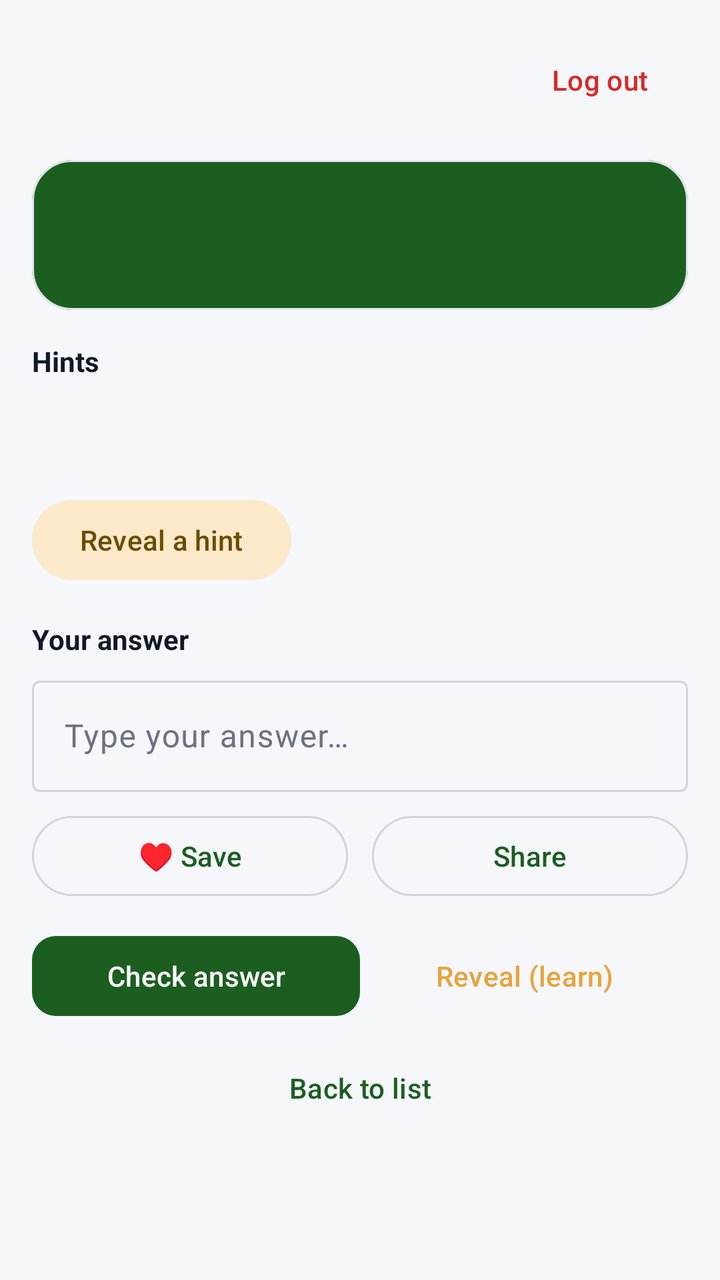
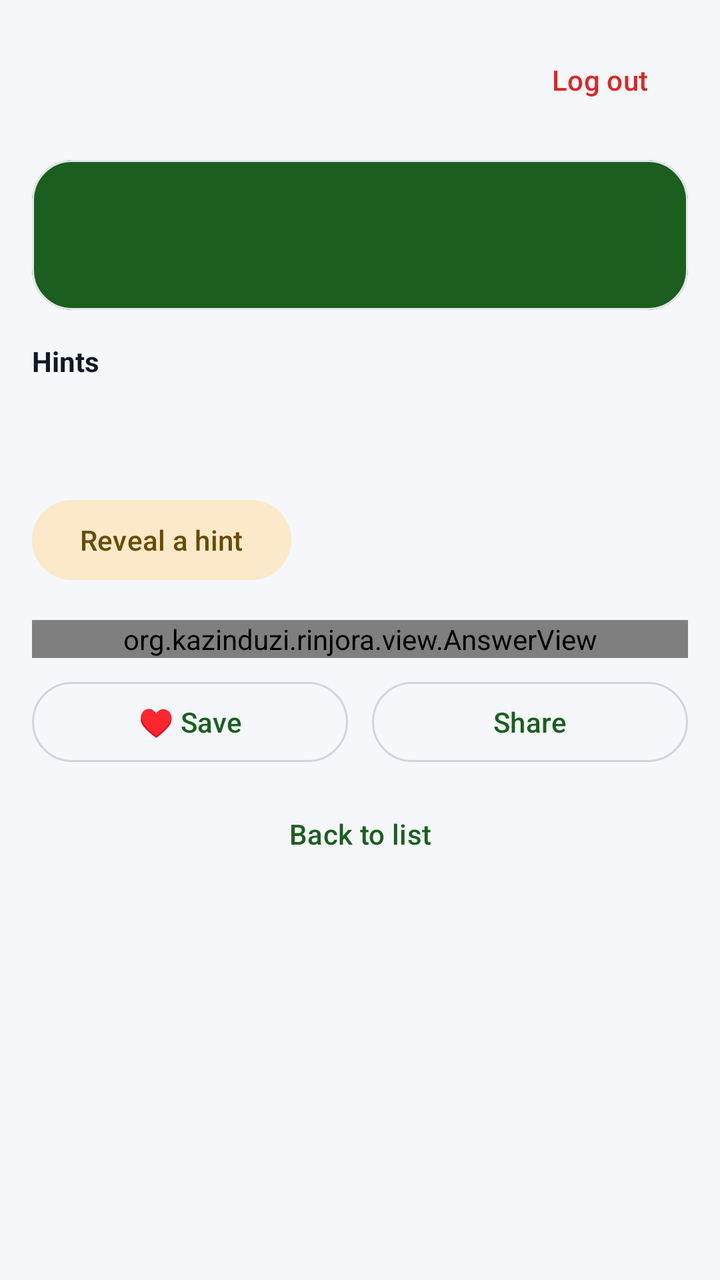

Before-and-after screenshots of an Android layout around one commit, followed by the original layout XML and the change that was made.
<!-- AndroidManifest.xml: activity theme Theme.Rinjora.NoActionBar -->
<!-- res/layout/activity_rinjora_play_riddle.xml -->
<?xml version="1.0" encoding="utf-8"?>
<ScrollView xmlns:android="http://schemas.android.com/apk/res/android"
    xmlns:app="http://schemas.android.com/apk/res-auto"
    xmlns:tools="http://schemas.android.com/tools"
    android:layout_width="match_parent"
    android:layout_height="match_parent"
    android:fillViewport="true"
    android:background="@color/brand_background"
    tools:context=".rinjora.RinjoraPlayRiddleActivity">

    <LinearLayout
        android:layout_width="match_parent"
        android:layout_height="wrap_content"
        android:orientation="vertical"
        android:padding="16dp">

        
        <LinearLayout
            android:layout_width="match_parent"
            android:layout_height="wrap_content"
            android:orientation="horizontal"
            android:gravity="center_vertical">

            <LinearLayout
                android:layout_width="0dp"
                android:layout_height="wrap_content"
                android:layout_weight="1"
                android:orientation="vertical">

                <TextView
                    android:id="@+id/tv_category"
                    android:layout_width="wrap_content"
                    android:layout_height="wrap_content"
                    android:textSize="12sp"
                    android:textStyle="bold"
                    android:textColor="@color/brand_primary" />

                <TextView
                    android:id="@+id/tv_meta"
                    android:layout_width="wrap_content"
                    android:layout_height="wrap_content"
                    android:textSize="12sp"
                    android:textColor="@color/text_secondary" />

            </LinearLayout>

            <com.google.android.material.button.MaterialButton
                android:id="@+id/btn_logout"
                style="@style/Widget.Material3.Button.TextButton"
                android:layout_width="wrap_content"
                android:layout_height="wrap_content"
                android:text="Log out"
                android:textColor="@color/brand_error" />

        </LinearLayout>

        
        <com.google.android.material.card.MaterialCardView
            android:layout_width="match_parent"
            android:layout_height="wrap_content"
            android:layout_marginTop="16dp"
            app:cardCornerRadius="20dp"
            app:cardElevation="0dp"
            app:cardBackgroundColor="@color/brand_primary">

            <TextView
                android:id="@+id/tv_question"
                android:layout_width="match_parent"
                android:layout_height="wrap_content"
                android:padding="24dp"
                android:textSize="20sp"
                android:lineSpacingExtra="4dp"
                android:textColor="@color/brand_on_primary" />

        </com.google.android.material.card.MaterialCardView>

        
        <TextView
            android:id="@+id/tv_hints_label"
            android:layout_width="wrap_content"
            android:layout_height="wrap_content"
            android:layout_marginTop="16dp"
            android:text="Hints"
            android:textStyle="bold"
            android:textSize="14sp"
            android:textColor="@color/text_primary" />

        <TextView
            android:id="@+id/tv_hint1"
            android:layout_width="match_parent"
            android:layout_height="wrap_content"
            android:layout_marginTop="6dp"
            android:textSize="14sp"
            android:textColor="@color/text_secondary" />

        <TextView
            android:id="@+id/tv_hint2"
            android:layout_width="match_parent"
            android:layout_height="wrap_content"
            android:layout_marginTop="4dp"
            android:textSize="14sp"
            android:textColor="@color/text_secondary" />

        <com.google.android.material.button.MaterialButton
            android:id="@+id/btn_hint"
            style="@style/Widget.Material3.Button.TonalButton"
            android:layout_width="wrap_content"
            android:layout_height="wrap_content"
            android:layout_marginTop="8dp"
            android:text="Reveal a hint" />

        
        <TextView
            android:layout_width="wrap_content"
            android:layout_height="wrap_content"
            android:layout_marginTop="16dp"
            android:text="Your answer"
            android:textStyle="bold"
            android:textSize="14sp"
            android:textColor="@color/text_primary" />

        <com.google.android.material.textfield.TextInputLayout
            android:id="@+id/answer_input"
            android:layout_width="match_parent"
            android:layout_height="wrap_content"
            android:layout_marginTop="6dp"
            android:hint="Type your answer…"
            style="@style/Widget.Material3.TextInputLayout.OutlinedBox">

            <com.google.android.material.textfield.TextInputEditText
                android:id="@+id/et_answer"
                android:layout_width="match_parent"
                android:layout_height="wrap_content"
                android:inputType="text"
                android:imeOptions="actionDone"
                android:maxLines="2" />

        </com.google.android.material.textfield.TextInputLayout>

        
        <com.google.android.material.card.MaterialCardView
            android:id="@+id/result_card"
            android:layout_width="match_parent"
            android:layout_height="wrap_content"
            android:layout_marginTop="12dp"
            app:cardCornerRadius="16dp"
            app:cardElevation="0dp"
            app:cardBackgroundColor="@color/brand_surface"
            android:visibility="gone">

            <LinearLayout
                android:layout_width="match_parent"
                android:layout_height="wrap_content"
                android:orientation="vertical"
                android:padding="16dp">

                <TextView
                    android:id="@+id/tv_result_title"
                    android:layout_width="wrap_content"
                    android:layout_height="wrap_content"
                    android:textSize="18sp"
                    android:textStyle="bold"
                    android:textColor="@color/text_primary" />

                <TextView
                    android:id="@+id/tv_result_body"
                    android:layout_width="match_parent"
                    android:layout_height="wrap_content"
                    android:layout_marginTop="6dp"
                    android:textSize="14sp"
                    android:textColor="@color/text_secondary" />

            </LinearLayout>

        </com.google.android.material.card.MaterialCardView>

        
        <LinearLayout
            android:layout_width="match_parent"
            android:layout_height="wrap_content"
            android:layout_marginTop="8dp"
            android:orientation="horizontal">

            <com.google.android.material.button.MaterialButton
                android:id="@+id/btn_favorite"
                style="@style/Widget.Material3.Button.OutlinedButton"
                android:layout_width="0dp"
                android:layout_height="wrap_content"
                android:layout_weight="1"
                android:text="♥ Save" />

            <com.google.android.material.button.MaterialButton
                android:id="@+id/btn_share"
                style="@style/Widget.Material3.Button.OutlinedButton"
                android:layout_width="0dp"
                android:layout_height="wrap_content"
                android:layout_weight="1"
                android:layout_marginStart="12dp"
                android:text="Share" />

        </LinearLayout>

        
        <LinearLayout
            android:layout_width="match_parent"
            android:layout_height="wrap_content"
            android:layout_marginTop="12dp"
            android:orientation="horizontal">

            <com.google.android.material.button.MaterialButton
                android:id="@+id/btn_answer"
                android:layout_width="0dp"
                android:layout_height="wrap_content"
                android:layout_weight="1"
                android:text="Check answer"
                app:cornerRadius="12dp" />

            <com.google.android.material.button.MaterialButton
                android:id="@+id/btn_reveal"
                style="@style/Widget.Material3.Button.TextButton"
                android:layout_width="0dp"
                android:layout_height="wrap_content"
                android:layout_weight="1"
                android:text="Reveal (learn)"
                android:textColor="@color/brand_secondary" />

        </LinearLayout>

        <ProgressBar
            android:id="@+id/progress_bar"
            android:layout_width="wrap_content"
            android:layout_height="wrap_content"
            android:layout_gravity="center_horizontal"
            android:layout_marginTop="16dp"
            android:visibility="gone" />

        <com.google.android.material.button.MaterialButton
            android:id="@+id/btn_back_to_list"
            style="@style/Widget.Material3.Button.TextButton"
            android:layout_width="match_parent"
            android:layout_height="wrap_content"
            android:layout_marginTop="8dp"
            android:text="Back to list" />

    </LinearLayout>

</ScrollView>
<!-- resources referenced by this layout -->
<resources>
  <color name="brand_background">#F5F7FA</color>
  <color name="brand_error">#DC2626</color>
  <color name="brand_on_primary">#FFFFFF</color>
  <color name="brand_primary">#1B5E20</color>
  <color name="brand_secondary">#E8A33D</color>
  <color name="brand_surface">#FFFFFF</color>
  <color name="text_primary">#111827</color>
  <color name="text_secondary">#6B7280</color>
  <style name="Theme.Rinjora.NoActionBar" parent="Theme.Rinjora" />
  <style name="Theme.Rinjora" parent="Theme.Material3.Light.NoActionBar">
          <item name="colorPrimary">@color/brand_primary</item>
          <item name="colorOnPrimary">@color/brand_on_primary</item>
          <item name="colorPrimaryContainer">@color/brand_primary_container</item>
          <item name="colorOnPrimaryContainer">@color/brand_on_primary_container</item>
  
          <item name="colorSecondary">@color/brand_secondary</item>
          <item name="colorOnSecondary">@color/brand_on_secondary</item>
          <item name="colorSecondaryContainer">@color/brand_secondary_container</item>
          <item name="colorOnSecondaryContainer">@color/brand_on_secondary_container</item>
  
          <item name="colorTertiary">@color/brand_secondary</item>
          <item name="colorOnTertiary">@color/brand_on_secondary</item>
  
          <item name="colorError">@color/brand_error</item>
          <item name="colorOnError">@color/brand_on_error</item>
          <item name="colorErrorContainer">@color/brand_error_container</item>
          <item name="colorOnErrorContainer">@color/brand_on_error_container</item>
  
          <item name="android:colorBackground">@color/brand_background</item>
          <item name="colorOnBackground">@color/brand_on_background</item>
  
          <item name="colorSurface">@color/brand_surface</item>
          <item name="colorOnSurface">@color/brand_on_surface</item>
          <item name="colorSurfaceVariant">@color/brand_surface_variant</item>
          <item name="colorOnSurfaceVariant">@color/brand_on_surface_variant</item>
  
          <item name="colorOutline">@color/brand_outline</item>
          <item name="colorOutlineVariant">@color/brand_outline_variant</item>
  
          <item name="android:statusBarColor" tools:targetApi="21">@color/brand_primary_dark</item>
          <item name="android:navigationBarColor" tools:targetApi="21">@color/brand_surface</item>
          <item name="android:windowLightStatusBar" tools:targetApi="23">false</item>
          <item name="android:windowOptOutEdgeToEdgeEnforcement" tools:targetApi="35">true</item>
      </style>
  <color name="brand_primary_container">#C8E6C9</color>
  <color name="brand_on_primary_container">#0D3310</color>
  <color name="brand_on_secondary">#1F2937</color>
  <color name="brand_secondary_container">#FBE9C9</color>
  <color name="brand_on_secondary_container">#6B4A00</color>
  <color name="brand_on_error">#FFFFFF</color>
  <color name="brand_error_container">#FEE2E2</color>
  <color name="brand_on_error_container">#991B1B</color>
  <color name="brand_on_background">#111827</color>
  <color name="brand_on_surface">#111827</color>
  <color name="brand_surface_variant">#EEF1F5</color>
  <color name="brand_on_surface_variant">#6B7280</color>
  <color name="brand_outline">#D1D5DB</color>
  <color name="brand_outline_variant">#E5E7EB</color>
  <color name="brand_primary_dark">#0D3310</color>
</resources>

<!-- the commit's change to res/layout/activity_rinjora_play_riddle.xml (unified diff, before → after) -->
@@ -110,69 +110,11 @@
             android:text="Reveal a hint" />
 
         
-        <TextView
-            android:layout_width="wrap_content"
-            android:layout_height="wrap_content"
-            android:layout_marginTop="16dp"
-            android:text="Your answer"
-            android:textStyle="bold"
-            android:textSize="14sp"
-            android:textColor="@color/text_primary" />
-
-        <com.google.android.material.textfield.TextInputLayout
-            android:id="@+id/answer_input"
+        <org.kazinduzi.rinjora.view.AnswerView
+            android:id="@+id/answer_view"
             android:layout_width="match_parent"
             android:layout_height="wrap_content"
-            android:layout_marginTop="6dp"
-            android:hint="Type your answer…"
-            style="@style/Widget.Material3.TextInputLayout.OutlinedBox">
-
-            <com.google.android.material.textfield.TextInputEditText
-                android:id="@+id/et_answer"
-                android:layout_width="match_parent"
-                android:layout_height="wrap_content"
-                android:inputType="text"
-                android:imeOptions="actionDone"
-                android:maxLines="2" />
-
-        </com.google.android.material.textfield.TextInputLayout>
-
-        
-        <com.google.android.material.card.MaterialCardView
-            android:id="@+id/result_card"
-            android:layout_width="match_parent"
-            android:layout_height="wrap_content"
-            android:layout_marginTop="12dp"
-            app:cardCornerRadius="16dp"
-            app:cardElevation="0dp"
-            app:cardBackgroundColor="@color/brand_surface"
-            android:visibility="gone">
-
-            <LinearLayout
-                android:layout_width="match_parent"
-                android:layout_height="wrap_content"
-                android:orientation="vertical"
-                android:padding="16dp">
-
-                <TextView
-                    android:id="@+id/tv_result_title"
-                    android:layout_width="wrap_content"
-                    android:layout_height="wrap_content"
-                    android:textSize="18sp"
-                    android:textStyle="bold"
-                    android:textColor="@color/text_primary" />
-
-                <TextView
-                    android:id="@+id/tv_result_body"
-                    android:layout_width="match_parent"
-                    android:layout_height="wrap_content"
-                    android:layout_marginTop="6dp"
-                    android:textSize="14sp"
-                    android:textColor="@color/text_secondary" />
-
-            </LinearLayout>
-
-        </com.google.android.material.card.MaterialCardView>
+            android:layout_marginTop="16dp" />
 
         
         <LinearLayout
@@ -200,32 +142,6 @@
 
         </LinearLayout>
 
-        
-        <LinearLayout
-            android:layout_width="match_parent"
-            android:layout_height="wrap_content"
-            android:layout_marginTop="12dp"
-            android:orientation="horizontal">
-
-            <com.google.android.material.button.MaterialButton
-                android:id="@+id/btn_answer"
-                android:layout_width="0dp"
-                android:layout_height="wrap_content"
-                android:layout_weight="1"
-                android:text="Check answer"
-                app:cornerRadius="12dp" />
-
-            <com.google.android.material.button.MaterialButton
-                android:id="@+id/btn_reveal"
-                style="@style/Widget.Material3.Button.TextButton"
-                android:layout_width="0dp"
-                android:layout_height="wrap_content"
-                android:layout_weight="1"
-                android:text="Reveal (learn)"
-                android:textColor="@color/brand_secondary" />
-
-        </LinearLayout>
-
         <ProgressBar
             android:id="@+id/progress_bar"
             android:layout_width="wrap_content"
<!-- resource entries referenced after the edit -->
@@ -4,8 +4,6 @@
   <color name="brand_error">#DC2626</color>
   <color name="brand_on_primary">#FFFFFF</color>
   <color name="brand_primary">#1B5E20</color>
-  <color name="brand_secondary">#E8A33D</color>
-  <color name="brand_surface">#FFFFFF</color>
   <color name="text_primary">#111827</color>
   <color name="text_secondary">#6B7280</color>
   <style name="Theme.Rinjora.NoActionBar" parent="Theme.Rinjora" />
@@ -46,6 +44,7 @@
       </style>
   <color name="brand_primary_container">#C8E6C9</color>
   <color name="brand_on_primary_container">#0D3310</color>
+  <color name="brand_secondary">#E8A33D</color>
   <color name="brand_on_secondary">#1F2937</color>
   <color name="brand_secondary_container">#FBE9C9</color>
   <color name="brand_on_secondary_container">#6B4A00</color>
@@ -53,6 +52,7 @@
   <color name="brand_error_container">#FEE2E2</color>
   <color name="brand_on_error_container">#991B1B</color>
   <color name="brand_on_background">#111827</color>
+  <color name="brand_surface">#FFFFFF</color>
   <color name="brand_on_surface">#111827</color>
   <color name="brand_surface_variant">#EEF1F5</color>
   <color name="brand_on_surface_variant">#6B7280</color>
